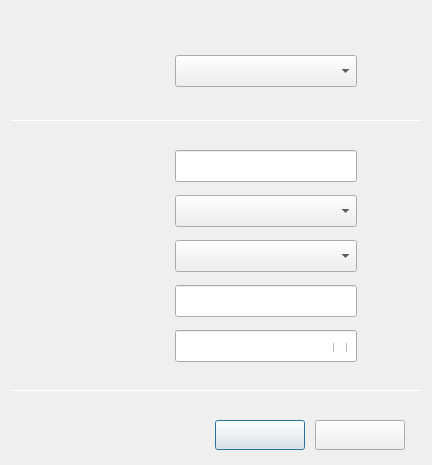
Qt form wireless-security/dlgconnhidwifisecpwd.ui (ukui/kylin-nm) before a commit.
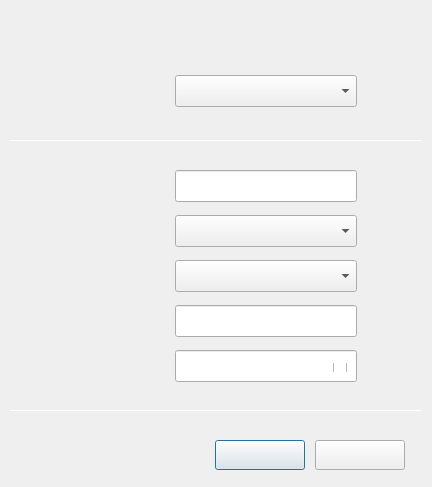
The same form after that commit.

Patch:
```diff
--- a/wireless-security/dlgconnhidwifisecpwd.ui
+++ b/wireless-security/dlgconnhidwifisecpwd.ui
@@ -7,7 +7,7 @@
     <x>0</x>
     <y>0</y>
     <width>432</width>
-    <height>465</height>
+    <height>487</height>
    </rect>
   </property>
   <property name="windowTitle">
@@ -17,7 +17,7 @@
    <property name="geometry">
     <rect>
      <x>333</x>
-     <y>343</y>
+     <y>363</y>
      <width>18</width>
      <height>9</height>
     </rect>
@@ -35,7 +35,7 @@
    <property name="geometry">
     <rect>
      <x>215</x>
-     <y>420</y>
+     <y>440</y>
      <width>90</width>
      <height>30</height>
     </rect>
@@ -55,7 +55,7 @@
      <x>0</x>
      <y>0</y>
      <width>432</width>
-     <height>465</height>
+     <height>487</height>
     </rect>
    </property>
    <property name="text">
@@ -66,7 +66,7 @@
    <property name="geometry">
     <rect>
      <x>30</x>
-     <y>15</y>
+     <y>30</y>
      <width>140</width>
      <height>22</height>
     </rect>
@@ -79,7 +79,7 @@
    <property name="geometry">
     <rect>
      <x>175</x>
-     <y>150</y>
+     <y>170</y>
      <width>182</width>
      <height>32</height>
     </rect>
@@ -94,7 +94,7 @@
    <property name="geometry">
     <rect>
      <x>76</x>
-     <y>246</y>
+     <y>266</y>
      <width>90</width>
      <height>20</height>
     </rect>
@@ -112,7 +112,7 @@
    <property name="geometry">
     <rect>
      <x>76</x>
-     <y>291</y>
+     <y>311</y>
      <width>90</width>
      <height>20</height>
     </rect>
@@ -130,7 +130,7 @@
    <property name="geometry">
     <rect>
      <x>76</x>
-     <y>60</y>
+     <y>80</y>
      <width>90</width>
      <height>20</height>
     </rect>
@@ -148,7 +148,7 @@
    <property name="geometry">
     <rect>
      <x>175</x>
-     <y>55</y>
+     <y>75</y>
      <width>182</width>
      <height>32</height>
     </rect>
@@ -166,7 +166,7 @@
    <property name="geometry">
     <rect>
      <x>315</x>
-     <y>420</y>
+     <y>440</y>
      <width>90</width>
      <height>30</height>
     </rect>
@@ -184,7 +184,7 @@
    <property name="geometry">
     <rect>
      <x>175</x>
-     <y>195</y>
+     <y>215</y>
      <width>182</width>
      <height>32</height>
     </rect>
@@ -202,7 +202,7 @@
    <property name="geometry">
     <rect>
      <x>175</x>
-     <y>285</y>
+     <y>305</y>
      <width>182</width>
      <height>32</height>
     </rect>
@@ -217,7 +217,7 @@
    <property name="geometry">
     <rect>
      <x>175</x>
-     <y>330</y>
+     <y>350</y>
      <width>182</width>
      <height>32</height>
     </rect>
@@ -235,7 +235,7 @@
    <property name="geometry">
     <rect>
      <x>76</x>
-     <y>156</y>
+     <y>176</y>
      <width>90</width>
      <height>20</height>
     </rect>
@@ -253,7 +253,7 @@
    <property name="geometry">
     <rect>
      <x>76</x>
-     <y>201</y>
+     <y>221</y>
      <width>90</width>
      <height>20</height>
     </rect>
@@ -271,7 +271,7 @@
    <property name="geometry">
     <rect>
      <x>76</x>
-     <y>336</y>
+     <y>356</y>
      <width>90</width>
      <height>20</height>
     </rect>
@@ -289,7 +289,7 @@
    <property name="geometry">
     <rect>
      <x>175</x>
-     <y>240</y>
+     <y>260</y>
      <width>182</width>
      <height>32</height>
     </rect>
@@ -307,7 +307,7 @@
    <property name="geometry">
     <rect>
      <x>10</x>
-     <y>120</y>
+     <y>140</y>
      <width>412</width>
      <height>1</height>
     </rect>
@@ -320,7 +320,7 @@
    <property name="geometry">
     <rect>
      <x>10</x>
-     <y>390</y>
+     <y>410</y>
      <width>412</width>
      <height>1</height>
     </rect>
```
